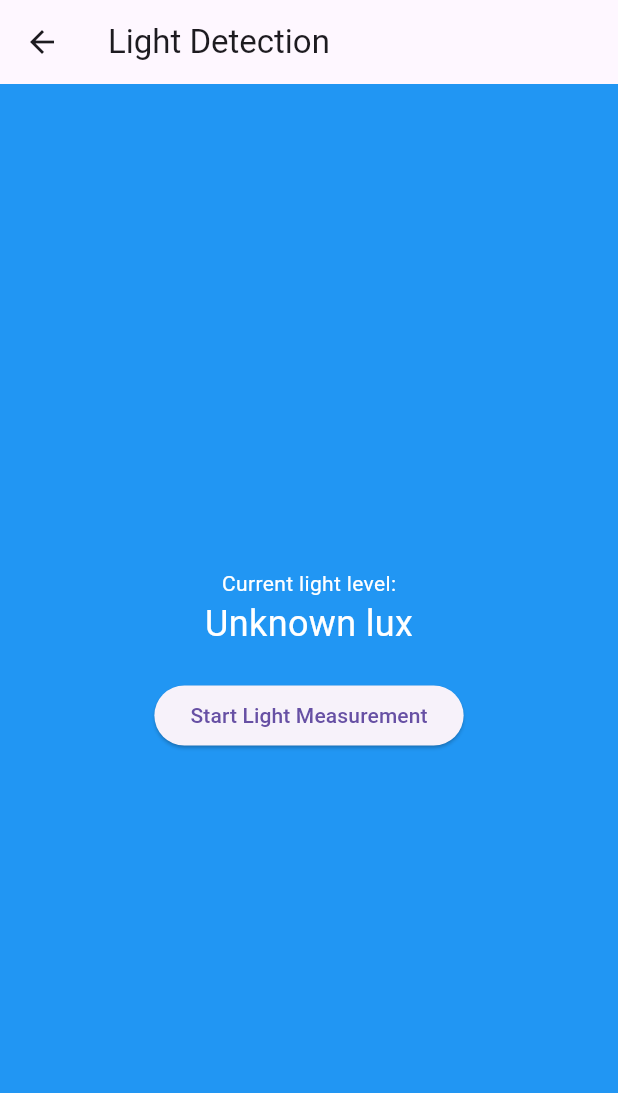
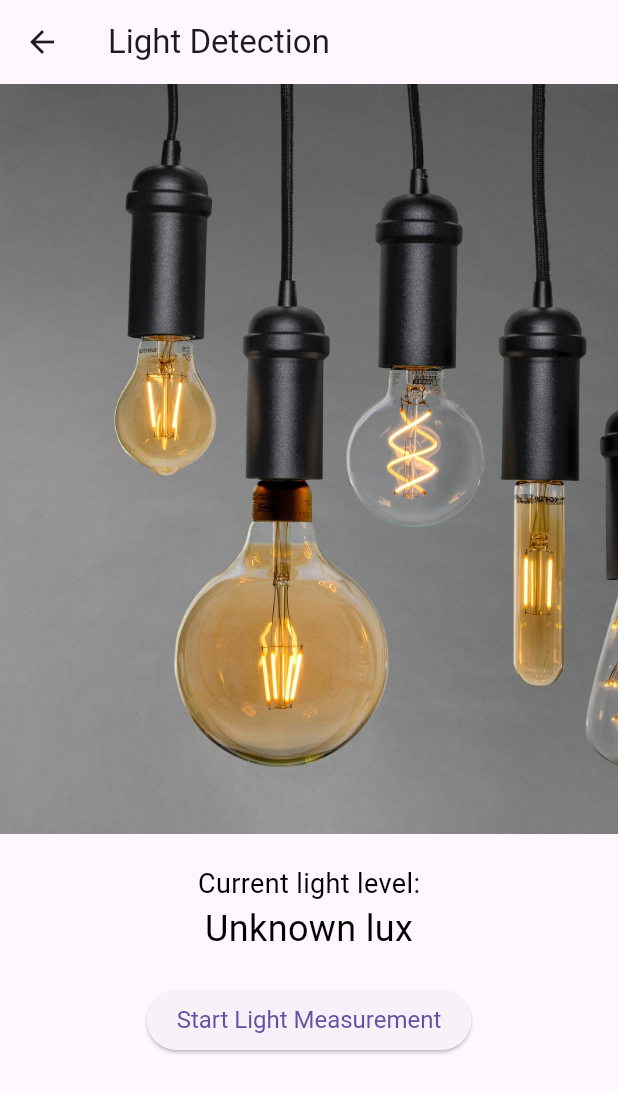
Before and after one commit to mantoinette/mantoinette-smart_home_mornitoring, a Flutter app: the screen it shows after launch, in the side drawer, after a tap on "Light Detection", on a phone screen of 412 x 824 dp. Shown: the top 1093 px of the screen. Run offline on Flutter 3.47's test engine with Material 3 defaults, Android fonts, the phone set to English and light mode, and no system bars; our stand-ins replace charts_flutter, flutter_local_notifications, geocoding, geolocator, google_maps_flutter, sensors_plus; missing offline and left inert: light.

Commit message:
initial commit

```diff
--- a/lib/light_detection_screen.dart
+++ b/lib/light_detection_screen.dart
@@ -55,27 +55,41 @@ class _LightDetectionScreenState extends State<LightDetectionScreen> {
       appBar: AppBar(
         title: Text('Light Detection'),
       ),
-      body: Container(
-        color: Colors.blue,
-        child: Center(
+      body: SingleChildScrollView(
         child: Column(
-            mainAxisAlignment: MainAxisAlignment.center,
           children: [
+            // Image at the top with no space above it
+            Image.asset(
+              'assets/light.jpg',
+              height: 500, // Adjust height if needed
+              width: double.infinity, // Make the image fill the width
+              fit: BoxFit.cover, // Ensure the image covers the area
+            ),
+            SizedBox(height: 20), // Space between image and text
+
+            // Text widgets
             Text(
               'Current light level:',
-                style: TextStyle(color: Colors.white),
+              style: TextStyle(color: Colors.black, fontSize: 18),
             ),
             Text(
               '$_luxString lux',
-                style: TextStyle(color: Colors.white, fontSize: 24),
+              style: TextStyle(color: Colors.black, fontSize: 24),
             ),
-              SizedBox(height: 20),
-              ElevatedButton(
+            SizedBox(height: 20), // Space between light level and button
+
+            // Button
+            Center(
+              child: ElevatedButton(
                 onPressed: _toggleLightMeasurement,
                 child: Text(_isMeasuringLight ? 'Stop Light Measurement' : 'Start Light Measurement'),
+                style: ElevatedButton.styleFrom(
+                  padding: EdgeInsets.symmetric(horizontal: 20, vertical: 10),
+                  textStyle: TextStyle(fontSize: 16),
+                ),
+              ),
             ),
           ],
-          ),
         ),
       ),
     );
--- a/pubspec.yaml
+++ b/pubspec.yaml
@@ -27,3 +27,4 @@ flutter:
   uses-material-design: true
   assets:
     - assets/anto.jpg
+    - assets/light.jpg
```
Also changed, not shown: assets/light.jpg (added). Lines whose indentation alone changed are shown as unchanged.
